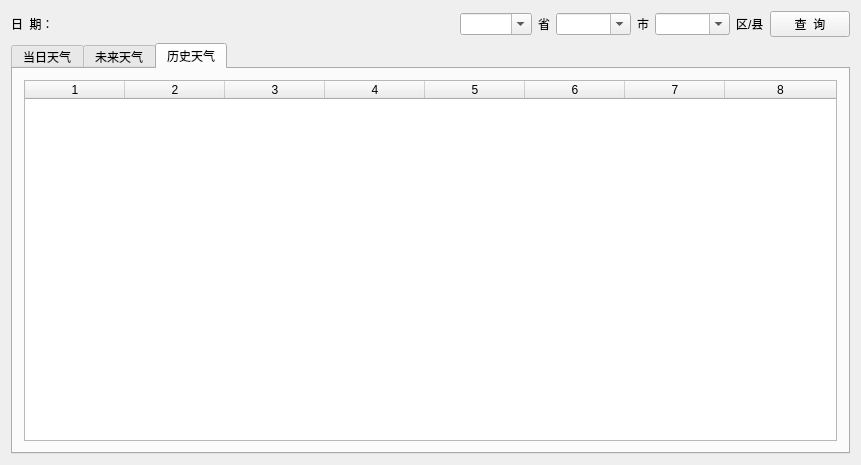
Before: the Qt Designer form widget.ui in mygit03/MyWeather, drawn with Qt 5.
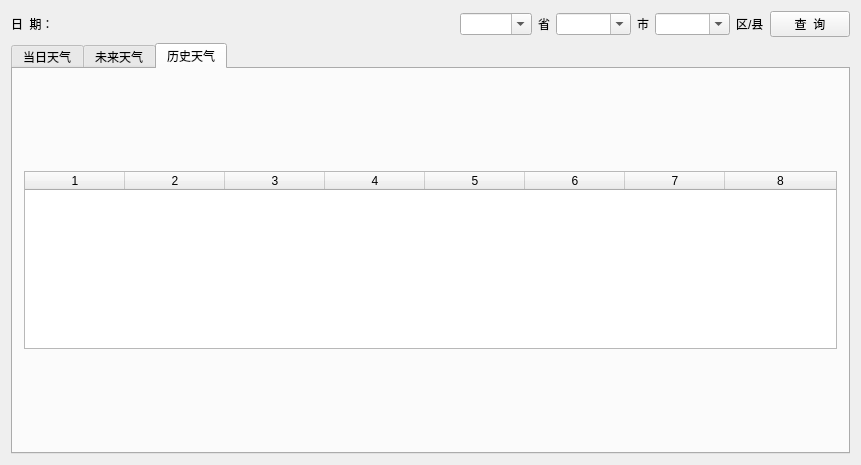
After: the same form once the commit is applied. The open tabs and pages were chosen to show the change.

What changed in the file:
```diff
--- a/widget.ui
+++ b/widget.ui
@@ -505,7 +505,15 @@
         </attribute>
         <layout class="QHBoxLayout" name="horizontalLayout_5">
          <item>
+          <layout class="QVBoxLayout" name="verticalLayout_9">
+           <item>
           <widget class="QTableWidget" name="tableWidget_history">
+             <property name="maximumSize">
+              <size>
+               <width>16777215</width>
+               <height>178</height>
+              </size>
+             </property>
            <property name="columnCount">
             <number>8</number>
            </property>
@@ -524,6 +532,8 @@
            <column/>
            <column/>
           </widget>
+           </item>
+          </layout>
          </item>
         </layout>
        </widget>
```
Left out of the diff: 10 changed lines with no effect on the pictures. Lines whose indentation alone changed are shown as unchanged.
